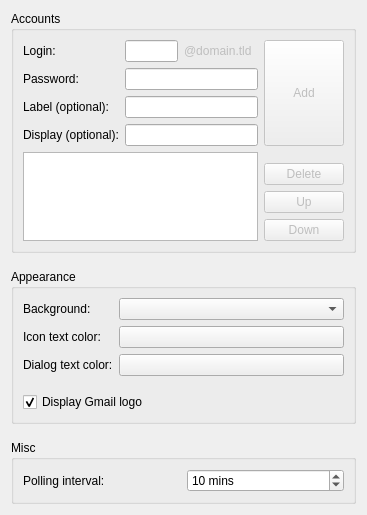
Old version of the form src/applet/gmailnotifierappletconfig.ui in the repository xxsergzzxx/gmailnotifier.
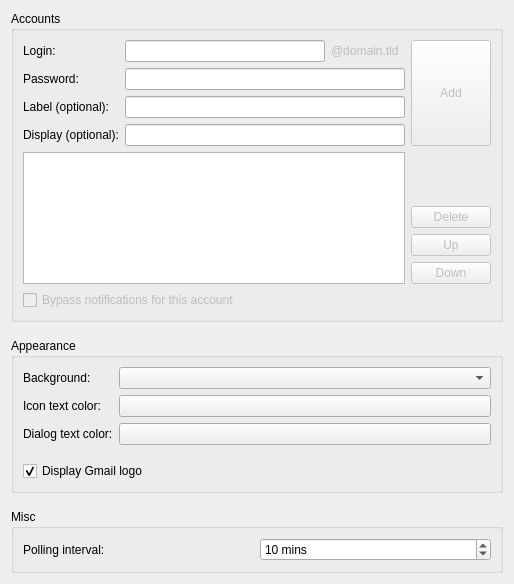
New version of the form. Custom widgets are drawn as their Qt base class.

Commit message: Add a new option to the CGUI to bypass notifications for a given account (this option is not yet functional so it is currently disabled).

Patch:
```diff
--- a/src/applet/gmailnotifierappletconfig.ui
+++ b/src/applet/gmailnotifierappletconfig.ui
@@ -1,12 +1,12 @@
 <ui version="4.0" >
  <class>GmailNotifierAppletConfig</class>
- <widget class="QWidget" name="GmailNotifierAppletConfig" >
-  <property name="geometry" >
+ <widget class="QWidget" name="GmailNotifierAppletConfig">
+  <property name="geometry">
    <rect>
     <x>0</x>
     <y>0</y>
-    <width>367</width>
-    <height>515</height>
+    <width>514</width>
+    <height>584</height>
    </rect>
   </property>
   <property name="windowTitle" >
@@ -284,6 +284,19 @@
         </item>
        </layout>
       </item>
+      <item row="1" column="0">
+       <widget class="QCheckBox" name="cbBypassNotifications">
+        <property name="enabled">
+         <bool>false</bool>
+        </property>
+        <property name="toolTip">
+         <string>Don't do any notifications for this account</string>
+        </property>
+        <property name="text">
+         <string>Bypass notifications for this account</string>
+        </property>
+       </widget>
+      </item>
      </layout>
     </widget>
    </item>
```
Left out of the diff: 359 changed lines with no effect on the pictures. The commit also changes 3 other files.
